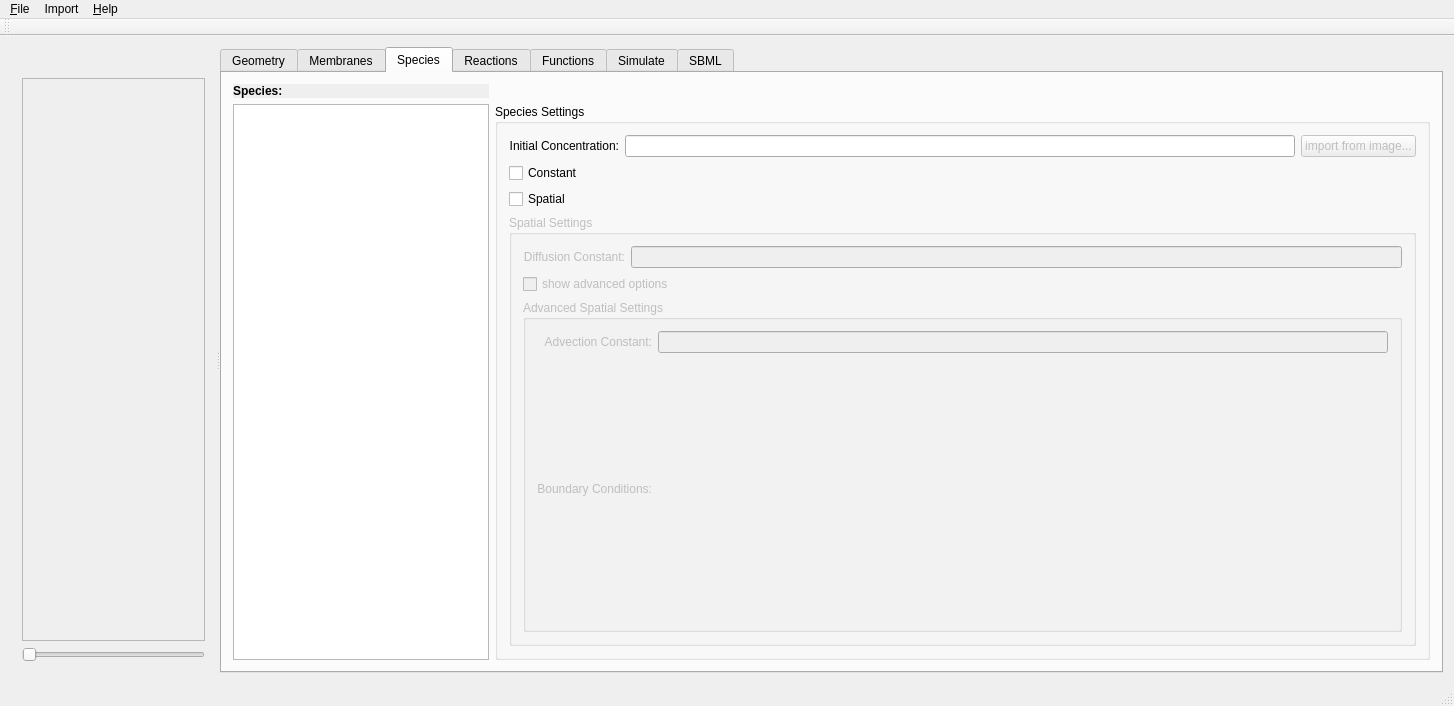
spatial-model-editor/spatial-model-editor, file ui/mainwindow.ui: the form before one commit.
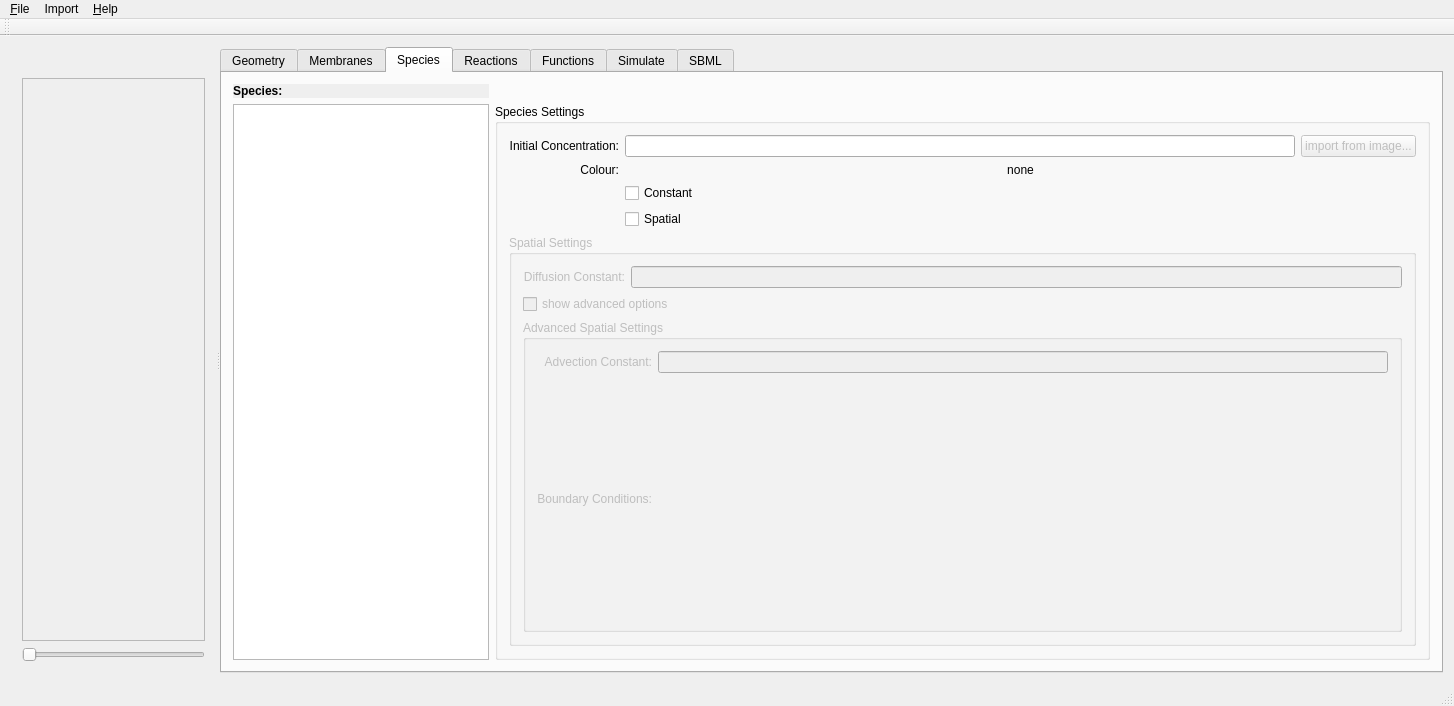
The form after the commit. The open tabs and pages were chosen to show the change. Custom widgets are drawn as their Qt base class.

Commit message: several bug fixes: check that image/geometry/concentration etc exsists before trying to display it

Patch:
```diff
--- a/ui/mainwindow.ui
+++ b/ui/mainwindow.ui
@@ -411,39 +411,9 @@
              <layout class="QVBoxLayout" name="verticalLayout">
               <item>
                <layout class="QGridLayout" name="gridNonSpatial">
-                <item row="1" column="0">
-                 <widget class="QCheckBox" name="chkSpeciesIsConstant">
-                  <property name="toolTip">
-                   <string>if &quot;Constant&quot; is checked: the species has a fixed concentration during the simulation</string>
-                  </property>
-                  <property name="text">
-                   <string>Constant</string>
-                  </property>
-                 </widget>
-                </item>
                 <item row="0" column="1">
                  <widget class="QLineEdit" name="txtInitialConcentration"/>
                 </item>
-                <item row="2" column="0">
-                 <widget class="QCheckBox" name="chkSpeciesIsSpatial">
-                  <property name="toolTip">
-                   <string>If &quot;Spatial&quot; is checked: the concentration varies over the compartment, i.e. it is a function of space</string>
-                  </property>
-                  <property name="text">
-                   <string>Spatial</string>
-                  </property>
-                 </widget>
-                </item>
-                <item row="0" column="0">
-                 <widget class="QLabel" name="lblInitConc">
-                  <property name="text">
-                   <string>Initial Concentration:</string>
-                  </property>
-                  <property name="alignment">
-                   <set>Qt::AlignRight|Qt::AlignTrailing|Qt::AlignVCenter</set>
-                  </property>
-                 </widget>
-                </item>
                 <item row="0" column="2">
                  <widget class="QPushButton" name="btnImportConcentration">
                   <property name="enabled">
@@ -454,6 +424,62 @@
                   </property>
                  </widget>
                 </item>
+                <item row="0" column="0">
+                 <widget class="QLabel" name="lblInitConc">
+                  <property name="text">
+                   <string>Initial Concentration:</string>
+                  </property>
+                  <property name="alignment">
+                   <set>Qt::AlignRight|Qt::AlignTrailing|Qt::AlignVCenter</set>
+                  </property>
+                 </widget>
+                </item>
+                <item row="1" column="0">
+                 <widget class="QLabel" name="lblSpeciesColourLabel">
+                  <property name="sizePolicy">
+                   <sizepolicy hsizetype="Preferred" vsizetype="Fixed">
+                    <horstretch>0</horstretch>
+                    <verstretch>0</verstretch>
+                   </sizepolicy>
+                  </property>
+                  <property name="text">
+                   <string>Colour:</string>
+                  </property>
+                  <property name="alignment">
+                   <set>Qt::AlignRight|Qt::AlignTrailing|Qt::AlignVCenter</set>
+                  </property>
+                 </widget>
+                </item>
+                <item row="1" column="1" colspan="2">
+                 <widget class="QLabel" name="lblSpeciesColour">
+                  <property name="text">
+                   <string>none</string>
+                  </property>
+                  <property name="alignment">
+                   <set>Qt::AlignCenter</set>
+                  </property>
+                 </widget>
+                </item>
+                <item row="2" column="1" colspan="2">
+                 <widget class="QCheckBox" name="chkSpeciesIsConstant">
+                  <property name="toolTip">
+                   <string>if &quot;Constant&quot; is checked: the species has a fixed concentration during the simulation</string>
+                  </property>
+                  <property name="text">
+                   <string>Constant</string>
+                  </property>
+                 </widget>
+                </item>
+                <item row="3" column="1" colspan="2">
+                 <widget class="QCheckBox" name="chkSpeciesIsSpatial">
+                  <property name="toolTip">
+                   <string>If &quot;Spatial&quot; is checked: the concentration varies over the compartment, i.e. it is a function of space</string>
+                  </property>
+                  <property name="text">
+                   <string>Spatial</string>
+                  </property>
+                 </widget>
+                </item>
                </layout>
               </item>
               <item>
```
Left out of the diff: 7 changed lines with no effect on the pictures. The commit also changes 5 other files.
